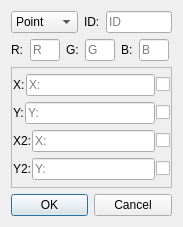
Before: the Qt Designer form lib/QTforms/objectpropertieswindow.ui in 109spbu2sem/Project, drawn with Qt 5.
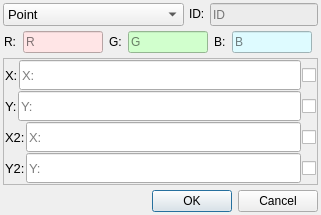
After: the same form once the commit is applied. Icons and pictures are not drawn.

```diff
--- a/lib/QTforms/objectpropertieswindow.ui
+++ b/lib/QTforms/objectpropertieswindow.ui
@@ -6,8 +6,8 @@
    <rect>
     <x>0</x>
     <y>0</y>
-    <width>183</width>
-    <height>227</height>
+    <width>321</width>
+    <height>215</height>
    </rect>
   </property>
   <property name="sizePolicy">
@@ -18,30 +18,70 @@
   </property>
   <property name="minimumSize">
    <size>
-    <width>183</width>
-    <height>227</height>
+    <width>321</width>
+    <height>215</height>
    </size>
   </property>
   <property name="maximumSize">
    <size>
-    <width>281</width>
-    <height>227</height>
+    <width>321</width>
+    <height>215</height>
    </size>
   </property>
+  <property name="baseSize">
+   <size>
+    <width>100</width>
+    <height>0</height>
+   </size>
+  </property>
+  <property name="font">
+   <font>
+    <family>Arial</family>
+   </font>
+  </property>
   <property name="windowTitle">
    <string>Add</string>
   </property>
   <layout class="QVBoxLayout" name="verticalLayout_2">
+   <property name="spacing">
+    <number>5</number>
+   </property>
+   <property name="leftMargin">
+    <number>3</number>
+   </property>
+   <property name="topMargin">
+    <number>3</number>
+   </property>
+   <property name="rightMargin">
+    <number>3</number>
+   </property>
+   <property name="bottomMargin">
+    <number>3</number>
+   </property>
    <item>
     <layout class="QHBoxLayout" name="horizontalLayout">
+     <property name="sizeConstraint">
+      <enum>QLayout::SetFixedSize</enum>
+     </property>
      <item>
       <widget class="QComboBox" name="typesOfObjects">
        <property name="sizePolicy">
-        <sizepolicy hsizetype="Expanding" vsizetype="Fixed">
+        <sizepolicy hsizetype="Expanding" vsizetype="Preferred">
          <horstretch>0</horstretch>
          <verstretch>0</verstretch>
         </sizepolicy>
        </property>
+       <property name="font">
+        <font>
+         <pointsize>10</pointsize>
+        </font>
+       </property>
+       <property name="iconSize">
+        <size>
+         <width>15</width>
+         <height>15</height>
+        </size>
+       </property>
        <item>
         <property name="text">
          <string>Point</string>
@@ -59,19 +99,6 @@
        </item>
       </widget>
      </item>
-     <item>
-      <spacer name="horizontalSpacer_2">
-       <property name="orientation">
-        <enum>Qt::Horizontal</enum>
-       </property>
-       <property name="sizeHint" stdset="0">
-        <size>
-         <width>40</width>
-         <height>20</height>
-        </size>
-       </property>
-      </spacer>
-     </item>
      <item>
       <widget class="QLabel" name="label_5">
        <property name="sizePolicy">
@@ -88,11 +115,14 @@
      <item>
       <widget class="QLineEdit" name="editID">
        <property name="sizePolicy">
-        <sizepolicy hsizetype="Minimum" vsizetype="Fixed">
+        <sizepolicy hsizetype="Preferred" vsizetype="Preferred">
          <horstretch>0</horstretch>
          <verstretch>0</verstretch>
         </sizepolicy>
        </property>
+       <property name="styleSheet">
+        <string notr="true">background-color: rgb(236, 236, 236);</string>
+       </property>
        <property name="inputMethodHints">
         <set>Qt::ImhDigitsOnly|Qt::ImhFormattedNumbersOnly</set>
        </property>
@@ -123,12 +153,27 @@
      </item>
      <item>
       <widget class="QLineEdit" name="editR">
+       <property name="sizePolicy">
+        <sizepolicy hsizetype="Expanding" vsizetype="Preferred">
+         <horstretch>0</horstretch>
+         <verstretch>0</verstretch>
+        </sizepolicy>
+       </property>
+       <property name="minimumSize">
+        <size>
+         <width>50</width>
+         <height>0</height>
+        </size>
+       </property>
        <property name="maximumSize">
         <size>
-         <width>30</width>
-         <height>22</height>
+         <width>80</width>
+         <height>16777215</height>
         </size>
        </property>
+       <property name="styleSheet">
+        <string notr="true">background-color: rgb(255, 229, 230);</string>
+       </property>
        <property name="inputMethodHints">
         <set>Qt::ImhDigitsOnly|Qt::ImhFormattedNumbersOnly</set>
        </property>
@@ -145,6 +190,9 @@
          <height>22</height>
         </size>
        </property>
+       <property name="styleSheet">
+        <string notr="true"/>
+       </property>
        <property name="text">
         <string>G:</string>
        </property>
@@ -152,12 +200,27 @@
      </item>
      <item>
       <widget class="QLineEdit" name="editG">
+       <property name="sizePolicy">
+        <sizepolicy hsizetype="Expanding" vsizetype="Preferred">
+         <horstretch>0</horstretch>
+         <verstretch>0</verstretch>
+        </sizepolicy>
+       </property>
+       <property name="minimumSize">
+        <size>
+         <width>50</width>
+         <height>0</height>
+        </size>
+       </property>
        <property name="maximumSize">
         <size>
-         <width>30</width>
-         <height>22</height>
+         <width>80</width>
+         <height>16777215</height>
         </size>
        </property>
+       <property name="styleSheet">
+        <string notr="true">background-color: rgb(209, 255, 205);</string>
+       </property>
        <property name="inputMethodHints">
         <set>Qt::ImhDigitsOnly|Qt::ImhFormattedNumbersOnly</set>
        </property>
@@ -181,12 +244,27 @@
      </item>
      <item>
       <widget class="QLineEdit" name="editB">
+       <property name="sizePolicy">
+        <sizepolicy hsizetype="Expanding" vsizetype="Preferred">
+         <horstretch>0</horstretch>
+         <verstretch>0</verstretch>
+        </sizepolicy>
+       </property>
+       <property name="minimumSize">
+        <size>
+         <width>50</width>
+         <height>0</height>
+        </size>
+       </property>
        <property name="maximumSize">
         <size>
-         <width>30</width>
-         <height>22</height>
+         <width>80</width>
+         <height>16777215</height>
         </size>
        </property>
+       <property name="styleSheet">
+        <string notr="true">background-color: rgb(222, 251, 255);</string>
+       </property>
        <property name="inputMethodHints">
         <set>Qt::ImhDigitsOnly|Qt::ImhFormattedNumbersOnly</set>
        </property>
@@ -225,6 +303,11 @@
        <layout class="QHBoxLayout" name="X1layout">
         <item>
          <widget class="QLabel" name="labelX1">
+          <property name="font">
+           <font>
+            <pointsize>10</pointsize>
+           </font>
+          </property>
           <property name="layoutDirection">
            <enum>Qt::RightToLeft</enum>
           </property>
@@ -235,6 +318,17 @@
         </item>
         <item>
          <widget class="QLineEdit" name="editX1">
+          <property name="sizePolicy">
+           <sizepolicy hsizetype="Expanding" vsizetype="Expanding">
+            <horstretch>0</horstretch>
+            <verstretch>0</verstretch>
+           </sizepolicy>
+          </property>
+          <property name="font">
+           <font>
+            <pointsize>10</pointsize>
+           </font>
+          </property>
           <property name="inputMethodHints">
            <set>Qt::ImhDigitsOnly|Qt::ImhFormattedNumbersOnly</set>
           </property>
@@ -245,12 +339,28 @@
         </item>
         <item>
          <widget class="QCheckBox" name="checkX1">
+          <property name="sizePolicy">
+           <sizepolicy hsizetype="Preferred" vsizetype="Preferred">
+            <horstretch>0</horstretch>
+            <verstretch>0</verstretch>
+           </sizepolicy>
+          </property>
           <property name="toolTip">
            <string>Is constant?</string>
           </property>
           <property name="text">
            <string/>
           </property>
+          <property name="icon">
+           <iconset>
+            <normaloff>icons/lock.png</normaloff>icons/lock.png</iconset>
+          </property>
+          <property name="iconSize">
+           <size>
+            <width>12</width>
+            <height>12</height>
+           </size>
+          </property>
          </widget>
         </item>
        </layout>
@@ -259,6 +369,11 @@
        <layout class="QHBoxLayout" name="Y1layout">
         <item>
          <widget class="QLabel" name="labelY1">
+          <property name="font">
+           <font>
+            <pointsize>10</pointsize>
+           </font>
+          </property>
           <property name="layoutDirection">
            <enum>Qt::RightToLeft</enum>
           </property>
@@ -269,6 +384,17 @@
         </item>
         <item>
          <widget class="QLineEdit" name="editY1">
+          <property name="sizePolicy">
+           <sizepolicy hsizetype="Expanding" vsizetype="Expanding">
+            <horstretch>0</horstretch>
+            <verstretch>0</verstretch>
+           </sizepolicy>
+          </property>
+          <property name="font">
+           <font>
+            <pointsize>10</pointsize>
+           </font>
+          </property>
           <property name="inputMethodHints">
            <set>Qt::ImhDigitsOnly|Qt::ImhFormattedNumbersOnly</set>
           </property>
@@ -279,12 +405,28 @@
         </item>
         <item>
          <widget class="QCheckBox" name="checkY1">
+          <property name="sizePolicy">
+           <sizepolicy hsizetype="Preferred" vsizetype="Preferred">
+            <horstretch>0</horstretch>
+            <verstretch>0</verstretch>
+           </sizepolicy>
+          </property>
           <property name="toolTip">
            <string>Is constant?</string>
           </property>
           <property name="text">
            <string/>
           </property>
+          <property name="icon">
+           <iconset>
+            <normaloff>icons/lock.png</normaloff>icons/lock.png</iconset>
+          </property>
+          <property name="iconSize">
+           <size>
+            <width>12</width>
+            <height>12</height>
+           </size>
+          </property>
          </widget>
         </item>
        </layout>
@@ -293,6 +435,11 @@
        <layout class="QHBoxLayout" name="X2layout">
         <item>
          <widget class="QLabel" name="labelX2">
+          <property name="font">
+           <font>
+            <pointsize>10</pointsize>
+           </font>
+          </property>
           <property name="layoutDirection">
            <enum>Qt::RightToLeft</enum>
           </property>
@@ -303,6 +450,17 @@
         </item>
         <item>
          <widget class="QLineEdit" name="editX2">
+          <property name="sizePolicy">
+           <sizepolicy hsizetype="Expanding" vsizetype="Expanding">
+            <horstretch>0</horstretch>
+            <verstretch>0</verstretch>
+           </sizepolicy>
+          </property>
+          <property name="font">
+           <font>
+            <pointsize>10</pointsize>
+           </font>
+          </property>
           <property name="inputMethodHints">
            <set>Qt::ImhDigitsOnly|Qt::ImhFormattedNumbersOnly</set>
           </property>
@@ -313,12 +471,28 @@
         </item>
         <item>
          <widget class="QCheckBox" name="checkX2">
+          <property name="sizePolicy">
+           <sizepolicy hsizetype="Preferred" vsizetype="Preferred">
+            <horstretch>0</horstretch>
+            <verstretch>0</verstretch>
+           </sizepolicy>
+          </property>
           <property name="toolTip">
            <string>Is constant?</string>
           </property>
           <property name="text">
            <string/>
           </property>
+          <property name="icon">
+           <iconset>
+            <normaloff>icons/lock.png</normaloff>icons/lock.png</iconset>
+          </property>
+          <property name="iconSize">
+           <size>
+            <width>12</width>
+            <height>12</height>
+           </size>
+          </property>
          </widget>
         </item>
        </layout>
@@ -327,6 +501,11 @@
        <layout class="QHBoxLayout" name="Y2layout">
         <item>
          <widget class="QLabel" name="labelY2">
+          <property name="font">
+           <font>
+            <pointsize>10</pointsize>
+           </font>
+          </property>
           <property name="text">
            <string>Y2:</string>
           </property>
@@ -334,6 +513,17 @@
         </item>
         <item>
          <widget class="QLineEdit" name="editY2">
+          <property name="sizePolicy">
+           <sizepolicy hsizetype="Expanding" vsizetype="Expanding">
+            <horstretch>0</horstretch>
+            <verstretch>0</verstretch>
+           </sizepolicy>
+          </property>
+          <property name="font">
+           <font>
+            <pointsize>10</pointsize>
+           </font>
+          </property>
           <property name="inputMethodHints">
            <set>Qt::ImhDigitsOnly|Qt::ImhFormattedNumbersOnly</set>
           </property>
@@ -344,12 +534,28 @@
         </item>
         <item>
          <widget class="QCheckBox" name="checkY2">
+          <property name="sizePolicy">
+           <sizepolicy hsizetype="Preferred" vsizetype="Preferred">
+            <horstretch>0</horstretch>
+            <verstretch>0</verstretch>
+           </sizepolicy>
+          </property>
           <property name="toolTip">
            <string>Is constant?</string>
           </property>
           <property name="text">
            <string/>
           </property>
+          <property name="icon">
+           <iconset>
+            <normaloff>icons/lock.png</normaloff>icons/lock.png</iconset>
+          </property>
+          <property name="iconSize">
+           <size>
+            <width>12</width>
+            <height>12</height>
+           </size>
+          </property>
          </widget>
         </item>
        </layout>
@@ -359,6 +565,12 @@
    </item>
    <item>
     <widget class="QDialogButtonBox" name="buttonBox">
+     <property name="sizePolicy">
+      <sizepolicy hsizetype="Preferred" vsizetype="Fixed">
+       <horstretch>0</horstretch>
+       <verstretch>0</verstretch>
+      </sizepolicy>
+     </property>
      <property name="orientation">
       <enum>Qt::Horizontal</enum>
      </property>
```
Left out of the diff: 12 changed lines with no effect on the pictures.
